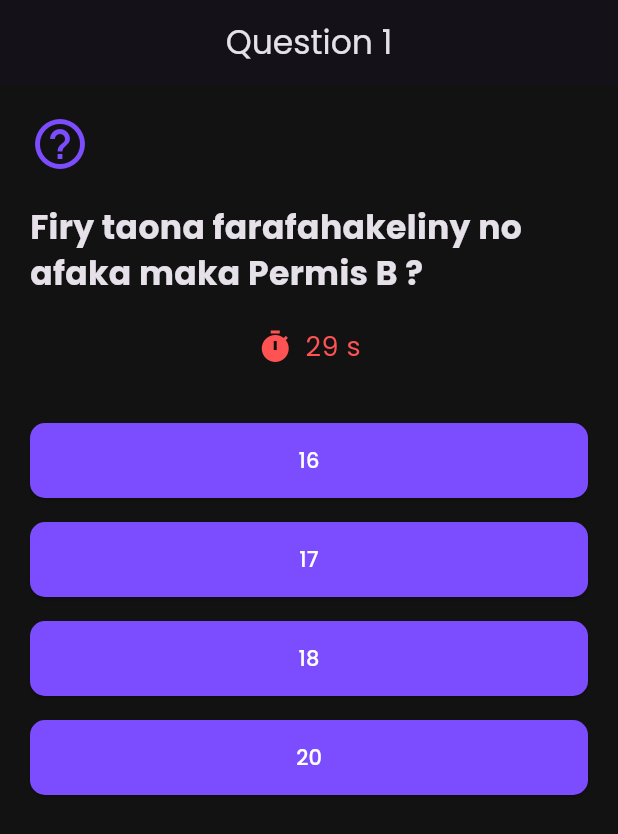
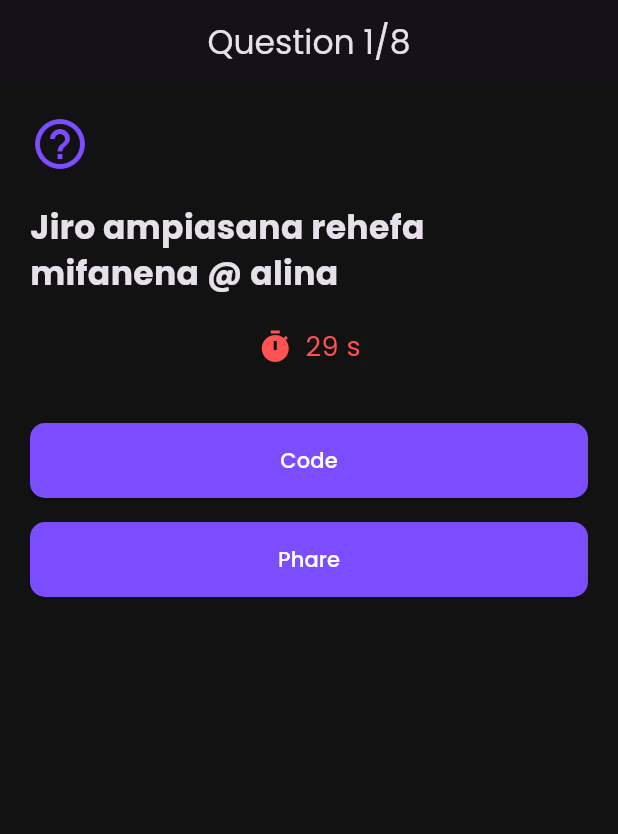
Before and after one commit to Tsiory118/Quizz_Permis, a Flutter app: the QuizScreen screen opened directly, on a phone screen of 412 x 824 dp. Shown: the top 834 px of the screen. Run offline on Flutter 3.47's test engine with Material 3 defaults, Android fonts, the phone set to English and light mode, and no system bars; our stand-ins replace google_fonts.

Commit message:
autres questions

```diff
--- a/lib/data/questions.dart
+++ b/lib/data/questions.dart
@@ -22,7 +22,7 @@ final List<Question> questions = [
     correctAnswerIndex: 2,
   ),
   Question(
-  questionText: "Priorite inona iO ?",
+  questionText: "Priorite inona io ?",
   imagePath: "assets/images/priorite.png", // ajoute ici ton image
   answers: [
     "Gauche",
@@ -32,10 +32,82 @@ final List<Question> questions = [
   ],
   correctAnswerIndex: 1,
 ),
+Question(
+  questionText: "Midika inona io ?",
+  imagePath: "assets/images/interdiction.jpg", // ajoute ici ton image
+  answers: [
+    "Tsy azo atao ny miverindalana",
+    "Tsy azo androsoana",
+    "Tsy azo androsoana sady tsy azo hiverenana",
+    "Tsy maintsy miverindalana"
+  ],
+  correctAnswerIndex: 2,
+),
+  Question(
+    questionText: "Inona no atao voalohany rehefa manomboka mitondra fiara ?",
+    answers: ["Mamelona fiara", "Manamarina ny fipetrahan’ny seza sy fitaratra", "Mametraka fehikibo fiarovana", "Manala fein à main"],
+    correctAnswerIndex: 1,
+  ),
+  Question(
+    questionText: "Jiro ampiasana rehefa mifanena @ alina",
+    answers: ["Code", "Phare"],
+    correctAnswerIndex: 0,
+  ),
+   Question(
+    questionText: "Toerana azo hisongonana",
+    answers: ["Ao an-tanandehibe", "Fiolahana", "Fiampitana", "Sapanan-dalana"],
+    correctAnswerIndex: 0,
+  ),
+   Question(
+    questionText: "Inona no priorite raha tsy misy famantarana",
+    answers: ["Gauche", "Droite", "Gauche Droite", "Absolue"],
+    correctAnswerIndex: 1,
+  ),
 
-  // Question(
-  //   questionText: "Inona no atao voalohany rehefa manomboka mitondra fiara ?",
-  //   answers: ["Mamelona fiara", "Manamarina ny fipetrahan’ny seza sy fitaratra", "Mametraka fehikibo fiarovana", "Manala fein à main"],
-  //   correctAnswerIndex: 1,
-  // ),
+
+   Question(
+    questionText: "Iza no signalisation routiere horizontale ?",
+    answers: ["Balise", "Marquage au sol", "Panneau"],
+    correctAnswerIndex: 1,
+  ),
+  Question(
+  questionText: "Midika inona io ?",
+  imagePath: "assets/images/obligation.jpg", // ajoute ici ton image
+  answers: [
+    "Parking ao ankavanana",
+    "Tsy maintsy mivily",
+    "Tsy maintsy mivily ankavanana",
+    "Tsy maintsy mivily ankavia"
+  ],
+  correctAnswerIndex: 2,
+),
+Question(
+  questionText: "Midika inona io ?",
+  imagePath: "assets/images/interdiction2.png", // ajoute ici ton image
+  answers: [
+    "Tsy azo hiverenana",
+    "Tsy azo androsoana fa afaka hiverenana",
+    "Tsy azo hijanonana",
+    "Tsy azo hiantsonana"
+  ],
+  correctAnswerIndex: 1,
+),
+   Question(
+    questionText: "Inona no faran'ny lalana ?",
+    answers: ["Trottoir", "STOP", "Fiampitana", "Arret"],
+    correctAnswerIndex: 0,
+  ),
+
+   Question(
+    questionText: "Fetran'ny visite medicale 18-40 taona",
+    answers: ["1 taona", "2 taona", "3 taona", "5 taona"],
+    correctAnswerIndex: 3,
+  ),
+
+   Question(
+    questionText: "Firiny ny hafainganam-pandeha farany ao an-tanandehibe?",
+    answers: ["50 Km/h", "40 Km/h"],
+    correctAnswerIndex: 0,
+  ),
+
 ];
--- a/lib/screens/quiz_screen.dart
+++ b/lib/screens/quiz_screen.dart
@@ -1,5 +1,6 @@
 import 'package:flutter/material.dart';
 import 'dart:async';
+import 'dart:math';
 import '../data/questions.dart';
 import 'result_screen.dart';
 
@@ -14,10 +15,25 @@ class _QuizScreenState extends State<QuizScreen> {
   int remainingTime = 30;
   Timer? timer;
 
+  late List<int> randomOrder; // Contiendra les index des 8 questions tirées au hasard
+  final int totalQuestions = 8; // 🔹 nombre de questions à afficher
+
   @override
   void initState() {
     super.initState();
+    generateRandomQuestions();
     startTimer();
+  }
+
+  /// Sélectionne 8 questions aléatoires parmi toutes
+  void generateRandomQuestions() {
+    final allIndexes = List<int>.generate(questions.length, (i) => i);
+    allIndexes.shuffle(Random());
+
+    // 🔹 Si tu veux afficher 8 questions
+    randomOrder = allIndexes.take(
+      questions.length >= totalQuestions ? totalQuestions : questions.length,
+    ).toList();
   }
 
   void startTimer() {
@@ -33,13 +49,14 @@ class _QuizScreenState extends State<QuizScreen> {
         });
       } else {
         t.cancel();
-        moveToNextQuestion(); // Réponse incorrecte si le temps est écoulé
+        moveToNextQuestion();
       }
     });
   }
 
   void answerQuestion(int selectedIndex) {
-    if (selectedIndex == questions[currentQuestionIndex].correctAnswerIndex) {
+    int currentIndex = randomOrder[currentQuestionIndex];
+    if (selectedIndex == questions[currentIndex].correctAnswerIndex) {
       score++;
     }
     moveToNextQuestion();
@@ -48,11 +65,11 @@ class _QuizScreenState extends State<QuizScreen> {
   void moveToNextQuestion() {
     timer?.cancel();
 
-    if (currentQuestionIndex + 1 >= questions.length) {
+    if (currentQuestionIndex + 1 >= randomOrder.length) {
       Navigator.pushReplacement(
         context,
         MaterialPageRoute(
-          builder: (_) => ResultScreen(score: score, total: questions.length),
+          builder: (_) => ResultScreen(score: score, total: randomOrder.length),
         ),
       );
     } else {
@@ -71,11 +88,11 @@ class _QuizScreenState extends State<QuizScreen> {
 
   @override
   Widget build(BuildContext context) {
-    final question = questions[currentQuestionIndex];
+    final question = questions[randomOrder[currentQuestionIndex]];
 
     return Scaffold(
       appBar: AppBar(
-        title: Text('Question ${currentQuestionIndex + 1}'),
+        title: Text('Question ${currentQuestionIndex + 1}/$totalQuestions'),
         centerTitle: true,
       ),
       body: SingleChildScrollView(
@@ -96,7 +113,7 @@ class _QuizScreenState extends State<QuizScreen> {
                     child: Image.asset(
                       question.imagePath!,
                       width: double.infinity,
-                      fit: BoxFit.contain, // Garde les proportions et s'adapte à la largeur
+                      fit: BoxFit.contain,
                     ),
                   ),
                 ),
--- a/pubspec.yaml
+++ b/pubspec.yaml
@@ -62,6 +62,9 @@ flutter:
   # To add assets to your application, add an assets section, like this:
   assets:
       - assets/images/priorite.png
+      - assets/images/interdiction.jpg
+      - assets/images/obligation.jpg
+      - assets/images/interdiction2.png
   #   - images/a_dot_burr.jpeg
   #   - images/a_dot_ham.jpeg
 
```
Also changed, not shown: assets/images/interdiction.jpg (added), assets/images/interdiction2.png (added), assets/images/obligation.jpg (added), 6 other files.
